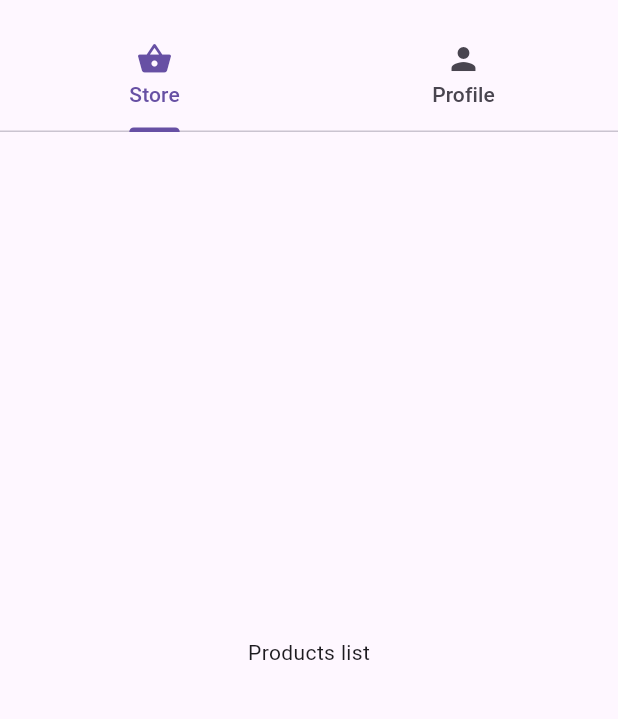
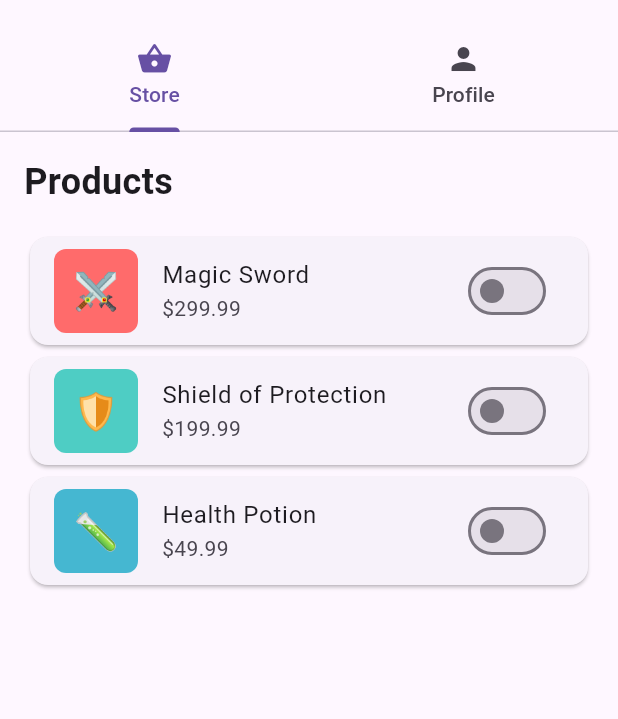
Before and after one commit to atlas-support-inc/flutter-sdk, a Flutter app: the MyHomePage screen opened directly, on a phone screen of 412 x 824 dp, the part 63-782 px from its top. Run offline on Flutter 3.47's test engine with Material 3 defaults, Android fonts, the phone set to English and light mode, and no system bars; drawn by our look-alikes of badges; our stand-ins replace shared_preferences, webview_flutter, yaml; missing offline and left inert: webview_flutter_android, webview_flutter_wkwebview; accounts and stored records are empty.

```diff
--- a/example/lib/main.dart
+++ b/example/lib/main.dart
@@ -7,13 +7,51 @@ import 'package:badges/badges.dart' as badges;
 var appId = 'w51lhvyut7';
 
 class DemoUser {
+  final String atlasId;
   final String userId;
-  final String atlasId;
-  DemoUser(this.userId, this.atlasId);
+  final String userHash;
+  DemoUser(this.atlasId, this.userId, this.userHash);
 }
 
-var userAdam = DemoUser('adam', '86427437-8d4e-425c-bae1-109cf7ecbfc5');
-var userSara = DemoUser('sara', '4ae4ee1b-5925-4059-9932-16cdf60d5ba9');
+var userAdam = DemoUser(
+    '86427437-8d4e-425c-bae1-109cf7ecbfc5', 'adam', '28af9d7e2fe67562e0b3dc0e4df9ae070be4a286f28fed8bd9eb555b68feb399');
+var userSara = DemoUser(
+    '4ae4ee1b-5925-4059-9932-16cdf60d5ba9', 'sara', 'edceaca5418b1e3bf339af13460236dbae40a335a2d1b8148681adaa2cc5753e');
+
+class Product {
+  final String id;
+  final String name;
+  final double price;
+  final Color color;
+  final String emoji;
+  bool inCart;
+
+  Product(this.id, this.name, this.price, this.color, this.emoji, {this.inCart = false});
+}
+
+final List<Product> products = [
+  Product(
+    '1',
+    'Magic Sword',
+    299.99,
+    const Color(0xFFFF6B6B),
+    '⚔️',
+  ),
+  Product(
+    '2',
+    'Shield of Protection',
+    199.99,
+    const Color(0xFF4ECDC4),
+    '🛡️',
+  ),
+  Product(
+    '3',
+    'Health Potion',
+    49.99,
+    const Color(0xFF45B7D1),
+    '🧪',
+  ),
+];
 
 void main() {
   runApp(const MyApp());
@@ -95,7 +133,22 @@ class _MyHomePageState extends State<MyHomePage> {
 
     // Watch for new conversations
 
-    var disposeChatStartedHandler = AtlasSDK.onChatStarted((chatStarted) => print("onChatStarted($chatStarted)"));
+    var disposeChatStartedHandler = AtlasSDK.onChatStarted((chatStarted) {
+      print("onChatStarted($chatStarted)");
+      // Get list of products that are in the cart
+      final selectedProducts = products
+          .where((product) => product.inCart)
+          .map((product) => product.name)
+          .toList();
+
+      // Update custom fields with selected products
+      if (selectedProducts.isNotEmpty) {
+        AtlasSDK().updateCustomFields(
+          chatStarted.ticketId,
+          {'products': selectedProducts},
+        );
+      }
+    });
     var disposeNewTicketHandler = AtlasSDK.onNewTicket((newTicket) => print("onNewTicket($newTicket)"));
 
     _dispose = () {
@@ -158,12 +211,55 @@ class _MyHomePageState extends State<MyHomePage> {
         ),
         body: TabBarView(
           children: [
-            const Center(
+            // Store screen
+            Padding(
+              padding: const EdgeInsets.all(16.0),
               child: Column(
-                mainAxisAlignment: MainAxisAlignment.center,
-                children: <Widget>[
-                  Text(
-                    'Products list',
+                crossAxisAlignment: CrossAxisAlignment.start,
+                children: [
+                  const Text(
+                    'Products',
+                    style: TextStyle(
+                      fontSize: 24,
+                      fontWeight: FontWeight.bold,
+                    ),
+                  ),
+                  const SizedBox(height: 16),
+                  Expanded(
+                    child: ListView.builder(
+                      itemCount: products.length,
+                      itemBuilder: (context, index) {
+                        final product = products[index];
+                        return Card(
+                          child: ListTile(
+                            leading: Container(
+                              width: 56,
+                              height: 56,
+                              decoration: BoxDecoration(
+                                color: product.color,
+                                borderRadius: BorderRadius.circular(8),
+                              ),
+                              child: Center(
+                                child: Text(
+                                  product.emoji,
+                                  style: const TextStyle(fontSize: 24),
+                                ),
+                              ),
+                            ),
+                            title: Text(product.name),
+                            subtitle: Text('\$${product.price.toStringAsFixed(2)}'),
+                            trailing: Switch(
+                              value: product.inCart,
+                              onChanged: (bool value) {
+                                setState(() {
+                                  product.inCart = value;
+                                });
+                              },
+                            ),
+                          ),
+                        );
+                      },
+                    ),
                   ),
                 ],
               ),
@@ -235,6 +331,7 @@ class _MyHomePageState extends State<MyHomePage> {
                       final title = _titleController.text;
                       AtlasSDK.identify(
                         userId: userId,
+                        userHash: userId == userAdam.userId ? userAdam.userHash : userId == userSara.userId ? userSara.userHash : null,
                         name: name.trim() != "" ? name : null,
                         email: email.trim() != "" ? email : null,
                         phoneNumber: phoneNumber.trim() != "" ? phoneNumber : null,
--- a/lib/_login.dart
+++ b/lib/_login.dart
@@ -42,9 +42,9 @@ Future login(
             body is Map && body.containsKey('detail') && body['detail'] is String ? body['detail'] : jsonEncode(body);
 
         throw Exception("Login failed: $errorMessage");
-      } catch (err) {}
-
-      throw Exception("Login failed: HTTP(${response.statusCode}) $text");
+      } catch (err) {
+        throw Exception("Login failed: HTTP(${response.statusCode}) $text");
+      }
     },
   );
 }
--- a/lib/atlas_support_widget_state.dart
+++ b/lib/atlas_support_widget_state.dart
@@ -50,6 +50,7 @@ class AtlasSupportWidgetState extends State<AtlasSupportWidget> {
       ...widget.query == null || widget.query == "" ? {} : {'query': widget.query!.replaceAll(RegExp(r'\s'), '')},
       ...widget.atlasId == null || widget.atlasId == "" ? {} : {'atlasId': widget.atlasId},
     });
+    print("Loading page with URL: $url");
     controller.loadRequest(url);
   }
 
--- a/lib/update_atlas_custom_fields.dart
+++ b/lib/update_atlas_custom_fields.dart
@@ -5,6 +5,7 @@ import '_config.dart';
 Future<void> updateAtlasCustomFields(
     String atlasId, String ticketId, Map<String, dynamic> customFields,
     {String? userHash}) async {
+  print("Updating custom fields for ticket $ticketId ($customFields)");
   await http.post(
     Uri.parse(
         '$atlasApiBaseUrl/client-app/ticket/$atlasId/update_custom_fields'),
```
Also changed, not shown: lib/atlas_support_sdk.dart (+14 -4 lines), 1 other file.
